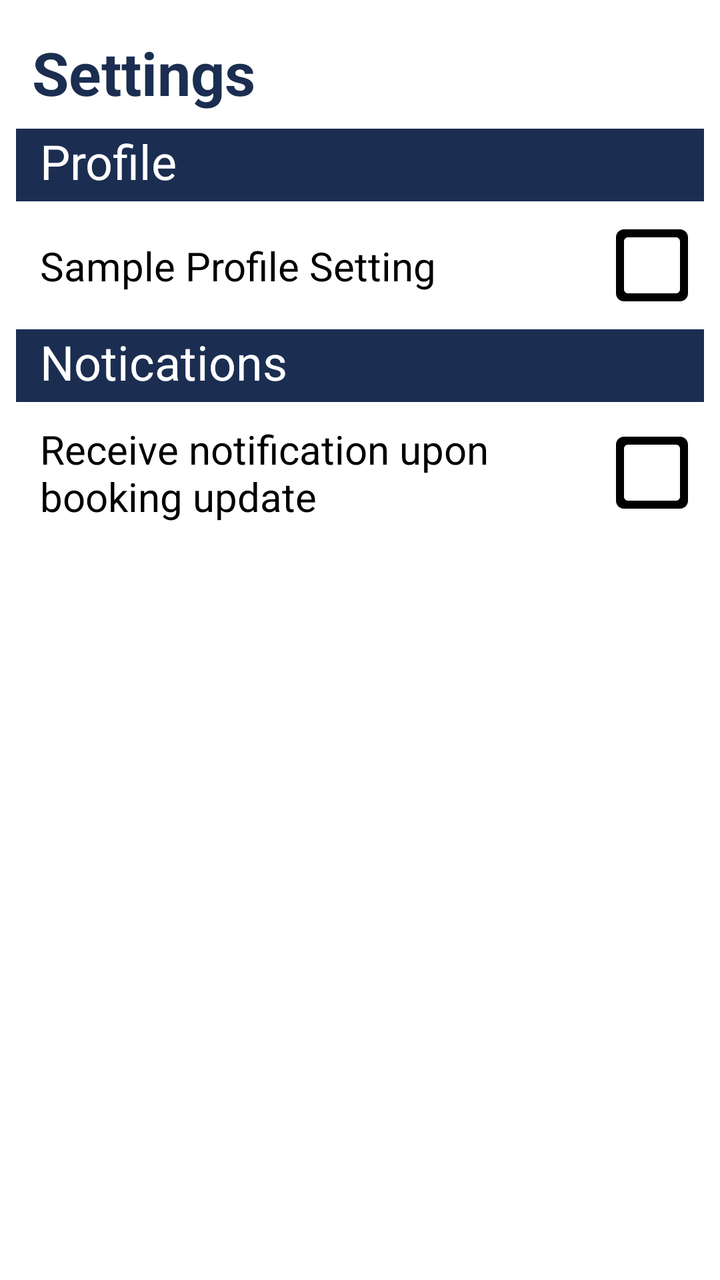
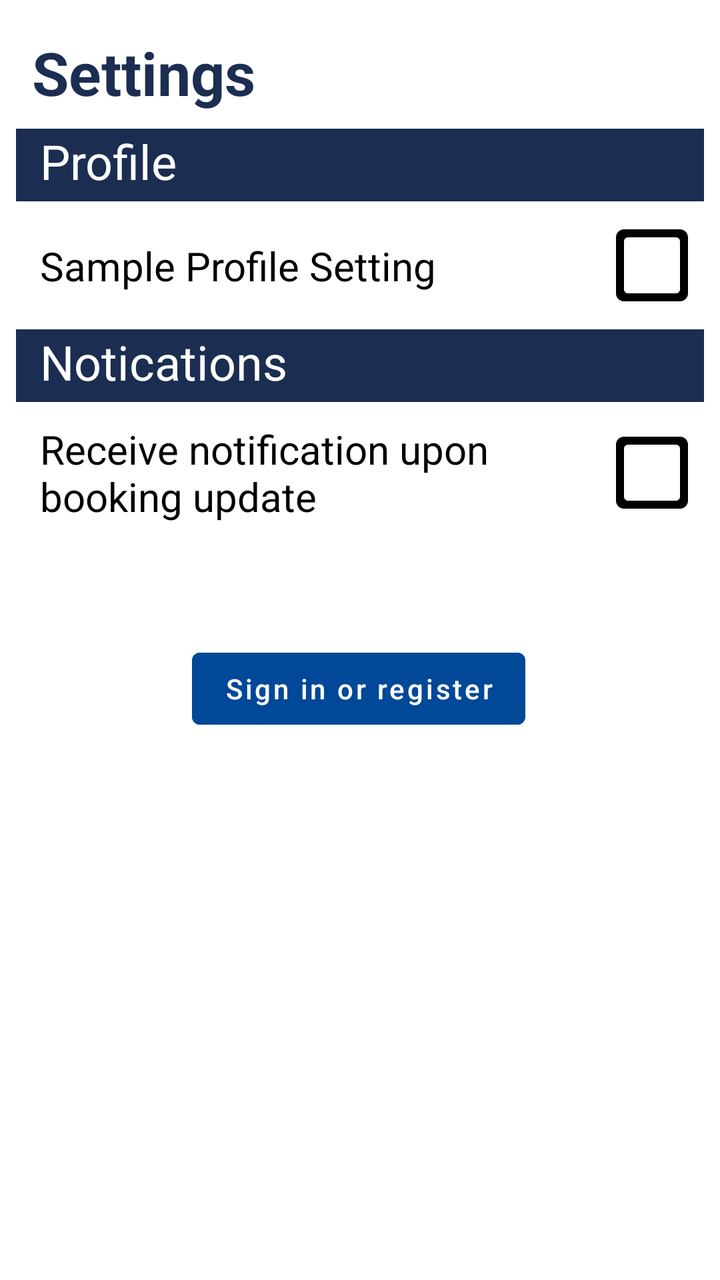

Screens rendered from an Android XML layout before and after an edit, with the pre-edit source and the edit as a unified diff.
<!-- AndroidManifest.xml: application theme Theme.COMP2000 -->
<!-- res/layout/fragment_settings.xml -->
<?xml version="1.0" encoding="utf-8"?>
<androidx.constraintlayout.widget.ConstraintLayout
    xmlns:android="http://schemas.android.com/apk/res/android"
    xmlns:app="http://schemas.android.com/apk/res-auto"
    xmlns:tools="http://schemas.android.com/tools"
    android:layout_width="match_parent"
    android:layout_height="match_parent">

    
    <TextView style="@style/PrimaryHeader"
        android:id="@+id/settings_screen_header"
        android:text="Settings"
        app:layout_constraintEnd_toEndOf="parent"
        app:layout_constraintStart_toStartOf="parent"
        app:layout_constraintTop_toTopOf="parent"/>

    
    <TextView style="@style/SecondaryHeader"
        android:id="@+id/settings_profile_header"
        android:text="Profile"
        app:layout_constraintTop_toBottomOf="@id/settings_screen_header"
        app:layout_constraintStart_toStartOf="parent"
        app:layout_constraintEnd_toEndOf="parent"/>

    
    <androidx.constraintlayout.widget.ConstraintLayout
        android:id="@+id/profile_settings_box"
        android:layout_width="match_parent"
        android:layout_height="wrap_content"
        app:layout_constraintTop_toBottomOf="@id/settings_profile_header"
        app:layout_constraintStart_toStartOf="parent"
        app:layout_constraintEnd_toEndOf="parent"
        android:paddingHorizontal="10dp"
        android:layout_marginTop="8dp"
        app:layout_constrainedWidth="true">

        <TextView style="@style/SettingsText"
            android:id="@+id/profile_settings_text1"
            android:text="Sample Profile Setting"
            app:layout_constraintStart_toStartOf="parent"
            app:layout_constraintEnd_toStartOf="@id/profile_setting_toggle1"
            app:layout_constraintTop_toTopOf="parent"
            app:layout_constraintBottom_toBottomOf="parent"/>

        <ImageView style="@style/Icon"
            android:id="@+id/profile_setting_toggle1"
            android:src="@drawable/round_check_box_outline_blank_24"
            app:layout_constraintEnd_toEndOf="parent"
            app:layout_constraintTop_toTopOf="parent"
            app:layout_constraintBottom_toBottomOf="parent"/>
    </androidx.constraintlayout.widget.ConstraintLayout>

    
    <TextView style="@style/SecondaryHeader"
        android:id="@+id/settings_notifications_header"
        android:text="Notications"
        app:layout_constraintTop_toBottomOf="@id/profile_settings_box"
        app:layout_constraintStart_toStartOf="parent"
        app:layout_constraintEnd_toEndOf="parent"
        android:layout_marginTop="8dp"/>

    
    <androidx.constraintlayout.widget.ConstraintLayout
        android:id="@+id/notification_setting_row"
        android:layout_width="match_parent"
        android:layout_height="wrap_content"
        app:layout_constraintTop_toBottomOf="@id/settings_notifications_header"
        app:layout_constraintStart_toStartOf="parent"
        app:layout_constraintEnd_toEndOf="parent"
        android:paddingHorizontal="10dp"
        app:layout_constrainedWidth="true">

        
        <TextView style="@style/SettingsText"
            android:id="@+id/notification_setting_text1"
            android:text="Receive notification upon booking update"
            app:layout_constraintEnd_toStartOf="@id/notification_setting_toggle"
            app:layout_constraintStart_toStartOf="parent"
            app:layout_constraintTop_toTopOf="parent"
            app:layout_constraintBottom_toBottomOf="parent"/>

        
        <ImageView style="@style/Icon"
            android:id="@+id/notification_setting_toggle"
            android:hint="Toggle setting"
            android:src="@drawable/round_check_box_outline_blank_24"
            app:layout_constraintEnd_toEndOf="parent"
            app:layout_constraintTop_toTopOf="parent"
            app:layout_constraintBottom_toBottomOf="parent"/>
    </androidx.constraintlayout.widget.ConstraintLayout>
</androidx.constraintlayout.widget.ConstraintLayout>
<!-- resources referenced by this layout -->
<resources>
  <!-- drawable round_check_box_outline_blank_24 (drawable) -->
  <vector xmlns:android="http://schemas.android.com/apk/res/android" android:height="24dp" android:tint="#000000" android:viewportHeight="24" android:viewportWidth="24" android:width="24dp">
        
      <path android:fillColor="@android:color/white" android:pathData="M18,19L6,19c-0.55,0 -1,-0.45 -1,-1L5,6c0,-0.55 0.45,-1 1,-1h12c0.55,0 1,0.45 1,1v12c0,0.55 -0.45,1 -1,1zM19,3L5,3c-1.1,0 -2,0.9 -2,2v14c0,1.1 0.9,2 2,2h14c1.1,0 2,-0.9 2,-2L21,5c0,-1.1 -0.9,-2 -2,-2z"/>
      
  </vector>
  <style name="Icon">
          <item name="android:layout_width">48dp</item>
          <item name="android:layout_height">48dp</item>
          <item name="android:clickable">true</item>
          <item name="android:layout_gravity">center</item>
      </style>
  <style name="PrimaryHeader">
          <item name="android:textSize">30sp</item>
          <item name="android:textStyle">bold</item>
          <item name="android:textColor">@color/navy</item>
          <item name="android:paddingBottom">8dp</item>
          <item name="android:layout_width">match_parent</item>
          <item name="android:layout_height">wrap_content</item>
          <item name="android:layout_margin">16dp</item>
      </style>
  <style name="SecondaryHeader">
          <item name="android:background">@color/navy</item>
          <item name="android:textColor">@color/white</item>
          <item name="android:textSize">24sp</item>
          <item name="android:layout_marginBottom">8dp</item>
          <item name="android:layout_marginHorizontal">8dp</item>
          <item name="android:paddingHorizontal">12dp</item>
          <item name="android:paddingBottom">4dp</item>
          <item name="android:layout_width">match_parent</item>
          <item name="android:layout_height">wrap_content</item>
      </style>
  <style name="SettingsText">
          <item name="android:layout_width">0dp</item>
          <item name="android:layout_height">wrap_content</item>
          <item name="android:layout_weight">8</item>
          <item name="android:textSize">20dp</item>
          <item name="android:textColor">@color/black</item>
          <item name="android:padding">10dp</item>
      </style>
  <style name="Theme.COMP2000" parent="Theme.MaterialComponents.DayNight.NoActionBar">
          
          <item name="colorPrimary">@color/light_blue</item>
          <item name="colorPrimaryVariant">@color/blue</item>
          <item name="colorOnPrimary">@color/white</item>
          
          <item name="colorSecondary">@color/navy</item>
          <item name="colorSecondaryVariant">@color/light_rose</item>
          <item name="colorOnSecondary">@color/black</item>
          
          <item name="android:statusBarColor">?attr/colorPrimaryVariant</item>
          
      </style>
  <color name="navy">#1b2e51</color>
  <color name="white">#FFFFFFFF</color>
  <color name="black">#FF000000</color>
  <color name="light_blue">#e0ecfa</color>
  <color name="blue">#014898</color>
  <color name="light_rose">#ece6f0</color>
</resources>

<!-- the commit's change to res/layout/fragment_settings.xml (unified diff, before → after) -->
@@ -1,91 +1,111 @@
 <?xml version="1.0" encoding="utf-8"?>
-<androidx.constraintlayout.widget.ConstraintLayout
+<ScrollView
     xmlns:android="http://schemas.android.com/apk/res/android"
     xmlns:app="http://schemas.android.com/apk/res-auto"
     xmlns:tools="http://schemas.android.com/tools"
     android:layout_width="match_parent"
-    android:layout_height="match_parent">
+    android:layout_height="match_parent"
+    android:background="#FFFFFF"
+    android:fillViewport="true">
 
-    
-    <TextView style="@style/PrimaryHeader"
-        android:id="@+id/settings_screen_header"
-        android:text="Settings"
-        app:layout_constraintEnd_toEndOf="parent"
-        app:layout_constraintStart_toStartOf="parent"
-        app:layout_constraintTop_toTopOf="parent"/>
-
-    
-    <TextView style="@style/SecondaryHeader"
-        android:id="@+id/settings_profile_header"
-        android:text="Profile"
-        app:layout_constraintTop_toBottomOf="@id/settings_screen_header"
-        app:layout_constraintStart_toStartOf="parent"
-        app:layout_constraintEnd_toEndOf="parent"/>
-
-    
     <androidx.constraintlayout.widget.ConstraintLayout
-        android:id="@+id/profile_settings_box"
         android:layout_width="match_parent"
-        android:layout_height="wrap_content"
-        app:layout_constraintTop_toBottomOf="@id/settings_profile_header"
-        app:layout_constraintStart_toStartOf="parent"
-        app:layout_constraintEnd_toEndOf="parent"
-        android:paddingHorizontal="10dp"
-        android:layout_marginTop="8dp"
-        app:layout_constrainedWidth="true">
-
-        <TextView style="@style/SettingsText"
-            android:id="@+id/profile_settings_text1"
-            android:text="Sample Profile Setting"
-            app:layout_constraintStart_toStartOf="parent"
-            app:layout_constraintEnd_toStartOf="@id/profile_setting_toggle1"
-            app:layout_constraintTop_toTopOf="parent"
-            app:layout_constraintBottom_toBottomOf="parent"/>
-
-        <ImageView style="@style/Icon"
-            android:id="@+id/profile_setting_toggle1"
-            android:src="@drawable/round_check_box_outline_blank_24"
-            app:layout_constraintEnd_toEndOf="parent"
-            app:layout_constraintTop_toTopOf="parent"
-            app:layout_constraintBottom_toBottomOf="parent"/>
-    </androidx.constraintlayout.widget.ConstraintLayout>
-
-    
-    <TextView style="@style/SecondaryHeader"
-        android:id="@+id/settings_notifications_header"
-        android:text="Notications"
-        app:layout_constraintTop_toBottomOf="@id/profile_settings_box"
-        app:layout_constraintStart_toStartOf="parent"
-        app:layout_constraintEnd_toEndOf="parent"
-        android:layout_marginTop="8dp"/>
-
-    
-    <androidx.constraintlayout.widget.ConstraintLayout
-        android:id="@+id/notification_setting_row"
-        android:layout_width="match_parent"
-        android:layout_height="wrap_content"
-        app:layout_constraintTop_toBottomOf="@id/settings_notifications_header"
-        app:layout_constraintStart_toStartOf="parent"
-        app:layout_constraintEnd_toEndOf="parent"
-        android:paddingHorizontal="10dp"
-        app:layout_constrainedWidth="true">
+        android:layout_height="match_parent">
 
         
-        <TextView style="@style/SettingsText"
-            android:id="@+id/notification_setting_text1"
-            android:text="Receive notification upon booking update"
-            app:layout_constraintEnd_toStartOf="@id/notification_setting_toggle"
+        <TextView style="@style/PrimaryHeader"
+            android:id="@+id/settings_screen_header"
+            android:text="Settings"
+            app:layout_constraintEnd_toEndOf="parent"
             app:layout_constraintStart_toStartOf="parent"
-            app:layout_constraintTop_toTopOf="parent"
-            app:layout_constraintBottom_toBottomOf="parent"/>
+            app:layout_constraintTop_toTopOf="parent"/>
 
         
-        <ImageView style="@style/Icon"
-            android:id="@+id/notification_setting_toggle"
-            android:hint="Toggle setting"
-            android:src="@drawable/round_check_box_outline_blank_24"
+        <TextView style="@style/SecondaryHeader"
+            android:id="@+id/settings_profile_header"
+            android:text="Profile"
+            app:layout_constraintTop_toBottomOf="@id/settings_screen_header"
+            app:layout_constraintStart_toStartOf="parent"
+            app:layout_constraintEnd_toEndOf="parent"/>
+
+        
+        <androidx.constraintlayout.widget.ConstraintLayout
+            android:id="@+id/profile_settings_box"
+            android:layout_width="match_parent"
+            android:layout_height="wrap_content"
+            app:layout_constraintTop_toBottomOf="@id/settings_profile_header"
+            app:layout_constraintStart_toStartOf="parent"
             app:layout_constraintEnd_toEndOf="parent"
-            app:layout_constraintTop_toTopOf="parent"
-            app:layout_constraintBottom_toBottomOf="parent"/>
+            android:paddingHorizontal="10dp"
+            android:layout_marginTop="8dp"
+            app:layout_constrainedWidth="true">
+
+            <TextView style="@style/SettingsText"
+                android:id="@+id/profile_settings_text1"
+                android:text="Sample Profile Setting"
+                app:layout_constraintStart_toStartOf="parent"
+                app:layout_constraintEnd_toStartOf="@id/profile_setting_toggle1"
+                app:layout_constraintTop_toTopOf="parent"
+                app:layout_constraintBottom_toBottomOf="parent"/>
+
+            <ImageView style="@style/Icon"
+                android:id="@+id/profile_setting_toggle1"
+                android:contentDescription="On/off toggle"
+                android:src="@drawable/round_check_box_outline_blank_24"
+                app:layout_constraintEnd_toEndOf="parent"
+                app:layout_constraintTop_toTopOf="parent"
+                app:layout_constraintBottom_toBottomOf="parent"/>
+        </androidx.constraintlayout.widget.ConstraintLayout>
+
+        
+        <TextView style="@style/SecondaryHeader"
+            android:id="@+id/settings_notifications_header"
+            android:text="Notications"
+            app:layout_constraintTop_toBottomOf="@id/profile_settings_box"
+            app:layout_constraintStart_toStartOf="parent"
+            app:layout_constraintEnd_toEndOf="parent"
+            android:layout_marginTop="8dp"/>
+
+        
+        <androidx.constraintlayout.widget.ConstraintLayout
+            android:id="@+id/notification_setting_row"
+            android:layout_width="match_parent"
+            android:layout_height="wrap_content"
+            app:layout_constraintTop_toBottomOf="@id/settings_notifications_header"
+            app:layout_constraintStart_toStartOf="parent"
+            app:layout_constraintEnd_toEndOf="parent"
+            android:paddingHorizontal="10dp"
+            app:layout_constrainedWidth="true">
+
+            
+            <TextView style="@style/SettingsText"
+                android:id="@+id/notification_setting_text1"
+                android:text="Receive notification upon booking update"
+                app:layout_constraintEnd_toStartOf="@id/notification_setting_toggle"
+                app:layout_constraintStart_toStartOf="parent"
+                app:layout_constraintTop_toTopOf="parent"
+                app:layout_constraintBottom_toBottomOf="parent"/>
+
+            
+            <ImageView style="@style/Icon"
+                android:id="@+id/notification_setting_toggle"
+                android:contentDescription="On/off toggle"
+                android:hint="Toggle setting"
+                android:src="@drawable/round_check_box_outline_blank_24"
+                app:layout_constraintEnd_toEndOf="parent"
+                app:layout_constraintTop_toTopOf="parent"
+                app:layout_constraintBottom_toBottomOf="parent"/>
+        </androidx.constraintlayout.widget.ConstraintLayout>
+
+        <Button style="@style/PrimaryButton"
+            android:id="@+id/login"
+            android:layout_width="wrap_content"
+            android:layout_height="wrap_content"
+            android:layout_marginTop="256dp"
+            android:text="@string/action_sign_in"
+            app:layout_constraintEnd_toEndOf="parent"
+            app:layout_constraintHorizontal_bias="0.497"
+            app:layout_constraintStart_toStartOf="parent"
+            app:layout_constraintTop_toBottomOf="@id/settings_screen_header" />
     </androidx.constraintlayout.widget.ConstraintLayout>
-</androidx.constraintlayout.widget.ConstraintLayout>
+</ScrollView>
<!-- resource entries referenced after the edit -->
@@ -6,11 +6,18 @@
       <path android:fillColor="@android:color/white" android:pathData="M18,19L6,19c-0.55,0 -1,-0.45 -1,-1L5,6c0,-0.55 0.45,-1 1,-1h12c0.55,0 1,0.45 1,1v12c0,0.55 -0.45,1 -1,1zM19,3L5,3c-1.1,0 -2,0.9 -2,2v14c0,1.1 0.9,2 2,2h14c1.1,0 2,-0.9 2,-2L21,5c0,-1.1 -0.9,-2 -2,-2z"/>
       
   </vector>
+  <string name="action_sign_in">Sign in or register</string>
   <style name="Icon">
           <item name="android:layout_width">48dp</item>
           <item name="android:layout_height">48dp</item>
           <item name="android:clickable">true</item>
           <item name="android:layout_gravity">center</item>
+      </style>
+  <style name="PrimaryButton">
+          <item name="android:backgroundTint">@color/blue</item>
+          <item name="android:textColor">@color/white</item>
+          <item name="android:textAllCaps">false</item>
+          <item name="android:layout_marginHorizontal">10dp</item>
       </style>
   <style name="PrimaryHeader">
           <item name="android:textSize">30sp</item>
